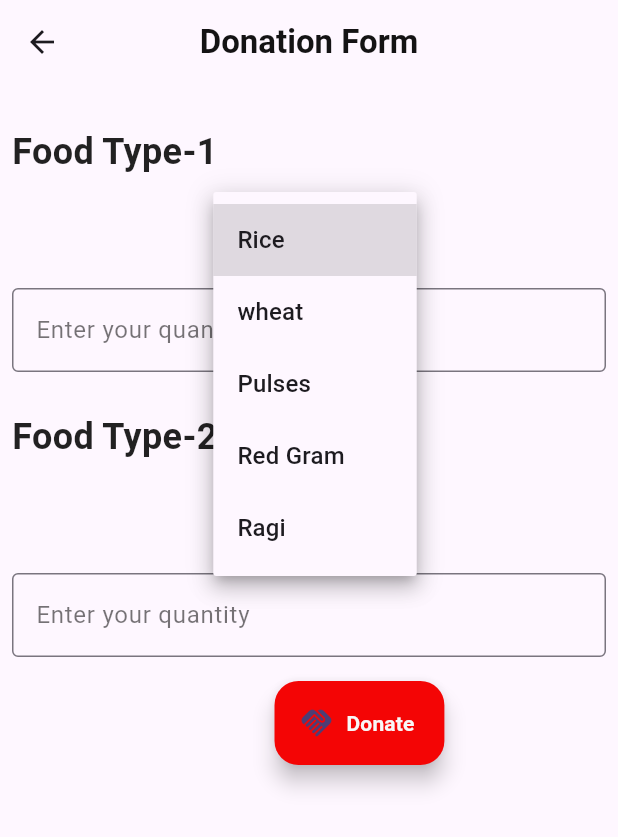
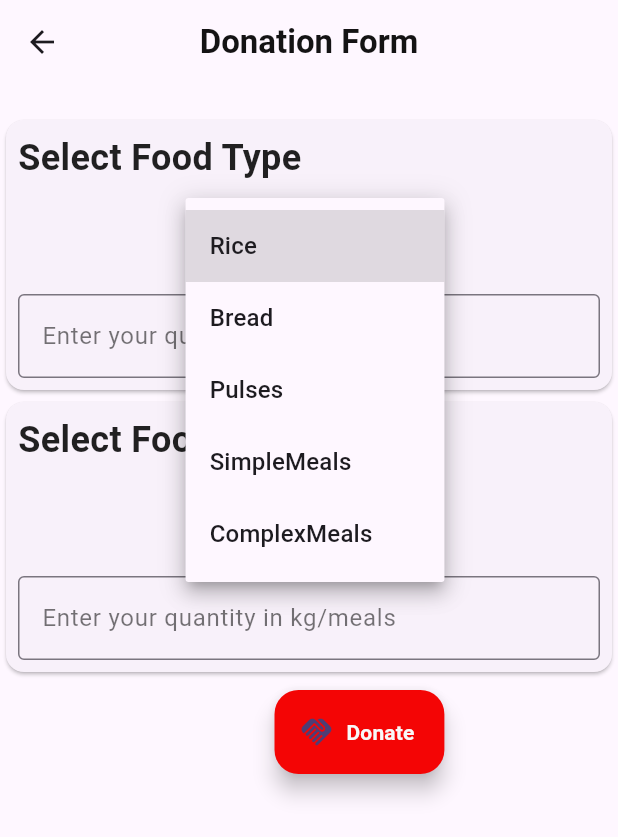
Before and after one commit to VasantatiChitraksh/FeedForward, a Flutter app: the Donation_form screen opened by its route, after a tap on "Rice", on a phone screen of 412 x 824 dp. Shown: the top 837 px of the screen. Run offline on Flutter 3.47's test engine with Material 3 defaults, Android fonts, the phone set to English and light mode, and no system bars; our stand-ins replace cloud_firestore, firebase_auth, firebase_core, flutter_map, geolocator, image_picker and 2 more; accounts and stored records are empty.

Commit message:
frontend of donationform.dart

```diff
--- a/fbm_app/lib/Pages/Forms/donationform.dart
+++ b/fbm_app/lib/Pages/Forms/donationform.dart
@@ -11,14 +11,6 @@ class Donation_form extends StatefulWidget {
 }
 
 class _DonationFormState extends State<Donation_form> {
-  final List<String> _selected = [
-    'Rice',
-    'wheat',
-    'Pulses',
-    'Red Gram',
-    'Ragi'
-  ];
-  String Selected_item = "Rice";
 
   @override
   Widget build(BuildContext context) {
@@ -30,18 +22,58 @@ class _DonationFormState extends State<Donation_form> {
                   color: Color.fromARGB(235, 0, 0, 0))),
           centerTitle: true,
         ),
-        body: SingleChildScrollView(
+        body: const SingleChildScrollView(
           child: Column(
             crossAxisAlignment: CrossAxisAlignment.center,
             children: [
+
               SizedBox(height: 10),
               SizedBox(height: 10),
+
+              ItemDonationWidget(),
+              ItemDonationWidget(),
+              Row(children: [
+                SizedBox(height: 40, width: 175),
+                Padding(
+                  padding: EdgeInsets.all(8.0),
+                  child: butt(
+                      text: 'Donate',
+                      icon: Icon(Icons.handshake_rounded),
+                      routeName: ''),
+                ),
+              ])
+            ],
+          ),
+        ));
+  }
+}
+
+class ItemDonationWidget extends StatefulWidget {
+  const ItemDonationWidget({super.key});
+
+  @override
+  State<ItemDonationWidget> createState() => _ItemDonationWidgetState();
+}
+
+class _ItemDonationWidgetState extends State<ItemDonationWidget> {
+  final List<String> _selected = [
+    'Rice',
+    'Bread',
+    'Pulses',
+    'SimpleMeals',
+    'ComplexMeals',
+  ];
+  String Selected_item = "Rice";
+  @override
+  Widget build(BuildContext context) {
+    return Card(
+      child: Column(
+        children: [
           Padding(
             padding: const EdgeInsets.all(8.0),
-                child:
-                    Text_Theme.text_colored("Food Type-1", 24, Colors.black87),
+            child: Text_Theme.text_colored("Select Food Type", 24, Colors.black87),
           ),
-              SizedBox(height: 10),
+          const SizedBox(height: 10),
           DropdownButton<String>(
             value: Selected_item,
             items: _selected.map(
@@ -54,61 +86,21 @@ class _DonationFormState extends State<Donation_form> {
             ).toList(),
             onChanged: (String? newSelectedValue) {
               setState(() {
-                    this.Selected_item = newSelectedValue!;
+                Selected_item = newSelectedValue!;
+
               });
             },
           ),
-              Padding(
-                padding: const EdgeInsets.all(8.0),
+          const Padding(
+            padding: EdgeInsets.all(8.0),
             child: TextField(
                 decoration: InputDecoration(
-                        hintText: "Enter your quantity",
+                    hintText: "Enter your quantity in kg/meals",
                     hintStyle: TextStyle(color: Colors.black54),
                     border: OutlineInputBorder())),
           ),
-              SizedBox(height: 10),
-              Padding(
-                padding: const EdgeInsets.all(8.0),
-                child:
-                    Text_Theme.text_colored("Food Type-2", 24, Colors.black87),
-              ),
-              DropdownButton<String>(
-                value: Selected_item,
-                items: _selected.map(
-                  (String dropDownStringItem) {
-                    return DropdownMenuItem(
-                      value: dropDownStringItem,
-                      child: Text(dropDownStringItem),
-                    );
-                  },
-                ).toList(),
-                onChanged: (String? newSelectedValue) {
-                  setState(() {
-                    this.Selected_item = newSelectedValue!;
-                  });
-                },
-              ),
-              SizedBox(height: 10),
-              Padding(
-                padding: const EdgeInsets.all(8.0),
-                child: TextField(
-                    decoration: InputDecoration(
-                        hintText: "Enter your quantity",
-                        hintStyle: TextStyle(color: Colors.black54),
-                        border: OutlineInputBorder())),
-              ),
-              Row(children: [
-                SizedBox(height: 40, width: 175),
-                Padding(
-                  padding: const EdgeInsets.all(8.0),
-                  child: butt(
-                      text: 'Donate',
-                      icon: Icon(Icons.handshake_rounded),
-                      routeName: ''),
-                ),
-              ])
         ],
       ),
-        ));
+    );
   }
 }
```
Lines whose indentation alone changed are shown as unchanged.
